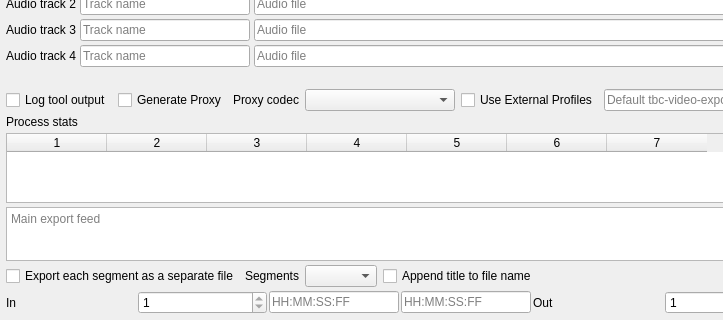
GDH-Technologies/tbc-tools, file src/tbc-analyse/exportdialog.ui: the form before one commit; both pictures show x 0 to 723 and y 144 to 464 of the 1459 by 464 pixel window.
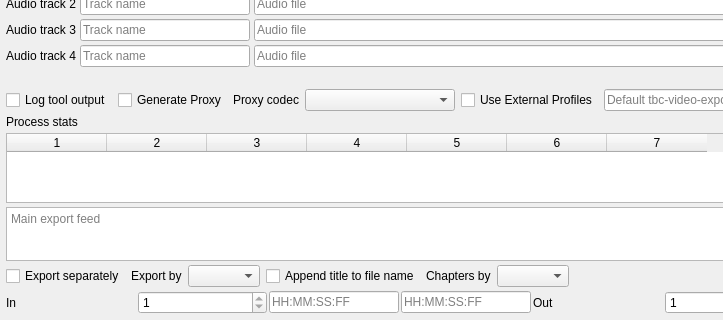
The form after the commit.

Commit message: refactor(tbc-segments): shot / scene / content span vocabulary, one glossary [fork-only]

What changed in the file:
```diff
--- a/src/tbc-analyse/exportdialog.ui
+++ b/src/tbc-analyse/exportdialog.ui
@@ -739,14 +739,14 @@
      <item>
       <widget class="QCheckBox" name="exportSegmentsCheckBox">
        <property name="text">
-        <string>Export each segment as a separate file</string>
+        <string>Export separately</string>
        </property>
       </widget>
      </item>
      <item>
       <widget class="QLabel" name="segmentSelectionLabel">
        <property name="text">
-        <string>Segments</string>
+        <string>Export by</string>
        </property>
       </widget>
      </item>
@@ -760,6 +760,16 @@
        </property>
       </widget>
      </item>
+     <item>
+      <widget class="QLabel" name="chaptersByLabel">
+       <property name="text">
+        <string>Chapters by</string>
+       </property>
+      </widget>
+     </item>
+     <item>
+      <widget class="QComboBox" name="chaptersByComboBox"/>
+     </item>
      <item>
       <widget class="QLabel" name="segmentsSummaryLabel">
        <property name="sizePolicy">
```
The commit also changes 71 other files.
